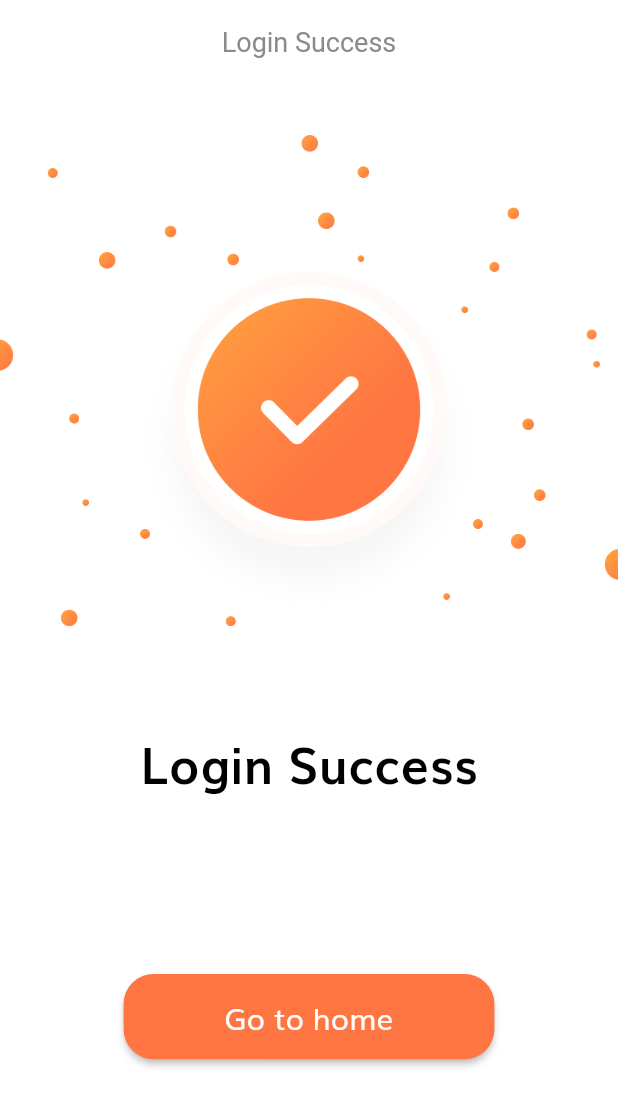
After one commit to Kerofarah21/store-hook, a Flutter app: the SignInSuccessView screen opened by its route, on a phone screen of 412 x 824 dp. The commit adds this screen. Shown: the top 1106 px of the screen. Run offline on Flutter 3.47's test engine with Material 2 defaults, Android fonts, the phone set to English and light mode, and no system bars; our stand-ins replace flutter_svg, go_router, smooth_page_indicator.

Commit message:
sign in success screen done

```diff
--- /dev/null
+++ b/lib/Features/auth/sign_in/presentation/views/sign_in_success_view.dart
@@ -0,0 +1,21 @@
+import 'package:flutter/material.dart';
+
+import 'widgets/sign_in_success_view_body.dart';
+
+class SignInSuccessView extends StatelessWidget {
+  const SignInSuccessView({super.key});
+
+  @override
+  Widget build(BuildContext context) {
+    return Scaffold(
+      appBar: AppBar(
+        title: const Center(
+          child: Text(
+            'Login Success',
+          ),
+        ),
+      ),
+      body: const SignInSuccessViewBody(),
+    );
+  }
+}
--- a/lib/Features/auth/sign_in/presentation/views/widgets/sign_in_form.dart
+++ b/lib/Features/auth/sign_in/presentation/views/widgets/sign_in_form.dart
@@ -73,6 +73,7 @@ class _SignInFormState extends State<SignInForm> {
             onPressed: () {
               if (_formKey.currentState!.validate()) {
                 _formKey.currentState!.save();
+                GoRouter.of(context).go(AppRouter.kSignInSuccess);
               }
             },
           ),
--- /dev/null
+++ b/lib/Features/auth/sign_in/presentation/views/widgets/sign_in_success_view_body.dart
@@ -0,0 +1,43 @@
+import 'package:flutter/material.dart';
+
+import '../../../../../../core/widgets/default_button.dart';
+import '../../../../../../size_config.dart';
+
+class SignInSuccessViewBody extends StatelessWidget {
+  const SignInSuccessViewBody({super.key});
+
+  @override
+  Widget build(BuildContext context) {
+    return Column(
+      children: [
+        SizedBox(
+          height: SizeConfig.screenHeight! * 0.04,
+        ),
+        Image.asset(
+          'assets/images/success.png',
+          height: SizeConfig.screenHeight! * 0.4,
+        ),
+        SizedBox(
+          height: SizeConfig.screenHeight! * 0.08,
+        ),
+        Text(
+          'Login Success',
+          style: TextStyle(
+            color: Colors.black,
+            fontWeight: FontWeight.bold,
+            fontSize: getProportionateScreenWidth(30),
+          ),
+        ),
+        const Spacer(),
+        SizedBox(
+          width: SizeConfig.screenWidth! * 0.6,
+          child: DefaultButton(
+            text: 'Go to home',
+            onPressed: () {},
+          ),
+        ),
+        const Spacer(),
+      ],
+    );
+  }
+}
--- a/lib/core/utils/app_router.dart
+++ b/lib/core/utils/app_router.dart
@@ -1,11 +1,13 @@
 import 'package:go_router/go_router.dart';
 
 import '../../Features/auth/forgot_password/presentation/views/forgot_password_view.dart';
+import '../../Features/auth/sign_in/presentation/views/sign_in_success_view.dart';
 import '../../Features/onBoarding/presentation/views/on_boarding_view.dart';
 import '../../Features/auth/sign_in/presentation/views/sign_in_view.dart';
 
 abstract class AppRouter {
   static const kSignIn = '/signIn';
+  static const kSignInSuccess = '/signInSuccess';
   static const kForgotPassword = '/forgotPassword';
 
   static final router = GoRouter(
@@ -19,6 +21,10 @@ abstract class AppRouter {
         builder: (context, state) => const SignInView(),
       ),
       GoRoute(
+        path: kSignInSuccess,
+        builder: (context, state) => const SignInSuccessView(),
+      ),
+      GoRoute(
         path: kForgotPassword,
         builder: (context, state) => const ForgortPasswordView(),
       ),
```
